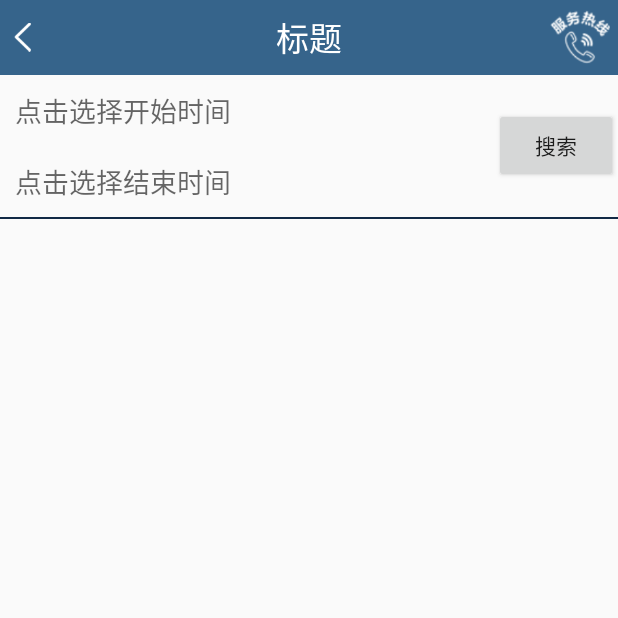
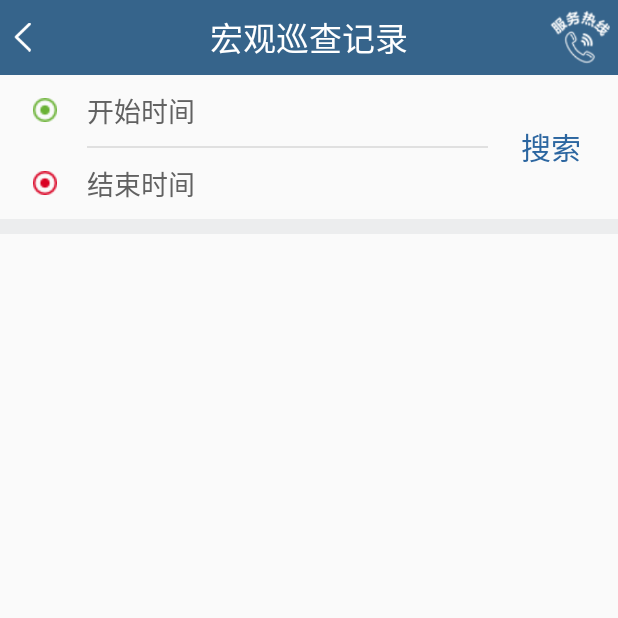
Before and after one commit to xingyufeifan/GSGDSecond, an Android app: the DisasterListActivity screen opened directly, with no data from a screen before it, on a phone screen of 412 x 824 dp, the top half of it. Run offline under Robolectric (Android 15) with nearby library versions, the phone set to English and light mode, and no system bars; our stand-ins replace ButterKnife; libraries missing offline, so code that uses them is left out: com.bigkoo.pickerview, com.blankj.utilcode, com.zhy.http; 1 statement that could not run was skipped.

Commit message:
历史记录UI

```diff
--- a/app/src/main/java/com/nandi/gsgdsecond/activity/DisasterListActivity.java
+++ b/app/src/main/java/com/nandi/gsgdsecond/activity/DisasterListActivity.java
@@ -41,6 +41,9 @@ import butterknife.ButterKnife;
 import butterknife.OnClick;
 import okhttp3.Call;
 
+/**
+ * 宏观观测已上报记录页面
+ */
 public class DisasterListActivity extends AppCompatActivity {
 
     @BindView(R.id.tv_start_time)
@@ -87,6 +90,7 @@ public class DisasterListActivity extends AppCompatActivity {
     }
 
     private void initData() {
+        tvTitle.setText("宏观巡查记录");
         disNum = getIntent().getStringExtra(Constant.DISASTER_NUMBER);
         mobile = (String) SharedUtils.getShare(context, Constant.MOBILE, "");
         progress = new ProgressDialog(context, ProgressDialog.STYLE_SPINNER);
--- a/app/src/main/java/com/nandi/gsgdsecond/adapter/DisasterUpAdapter.java
+++ b/app/src/main/java/com/nandi/gsgdsecond/adapter/DisasterUpAdapter.java
@@ -42,7 +42,7 @@ public class DisasterUpAdapter extends RecyclerView.Adapter<DisasterUpAdapter.Di
 
     @Override
     public void onBindViewHolder(DisasterUpViewHolder holder, int position) {
-        holder.tvName.setText(disasterUpInfo.get(position).getDis_name());
+//        holder.tvName.setText(disasterUpInfo.get(position).getDis_name());
         holder.tvTime.setText(disasterUpInfo.get(position).getU_time());
         holder.TvType.setText(disasterUpInfo.get(position).getMacro_data());
     }
@@ -53,11 +53,11 @@ public class DisasterUpAdapter extends RecyclerView.Adapter<DisasterUpAdapter.Di
     }
 
     class DisasterUpViewHolder extends RecyclerView.ViewHolder implements View.OnClickListener {
-        TextView tvName, tvTime, TvType;
+        TextView tvTime, TvType;
 
         DisasterUpViewHolder(View itemView) {
             super(itemView);
-            tvName = (TextView) itemView.findViewById(R.id.tv_name);
+//            tvName = (TextView) itemView.findViewById(R.id.tv_name);
             tvTime = (TextView) itemView.findViewById(R.id.tv_time);
             TvType = (TextView) itemView.findViewById(R.id.tv_type);
             itemView.setOnClickListener(this);
--- a/app/src/main/res/layout/activity_disaster.xml
+++ b/app/src/main/res/layout/activity_disaster.xml
@@ -12,27 +12,42 @@
     <LinearLayout
         android:layout_width="match_parent"
         android:layout_height="wrap_content"
+        android:paddingLeft="12dp"
+        android:paddingRight="12dp"
         android:orientation="horizontal">
 
         <LinearLayout
             android:layout_width="0dp"
             android:layout_height="wrap_content"
-            android:layout_weight="4"
+            android:layout_weight="5"
             android:orientation="vertical">
 
             <TextView
                 android:id="@+id/tv_start_time"
                 android:layout_width="match_parent"
                 android:layout_height="wrap_content"
-                android:hint="点击选择开始时间"
+                android:drawableLeft="@drawable/greendot"
+                android:drawablePadding="20dp"
+                android:hint="开始时间"
+                android:textColorHint="@color/color_solid1"
                 android:padding="10dp"
                 android:textSize="18sp" />
+
+            <TextView
+                android:layout_width="match_parent"
+                android:layout_height="1dp"
+                android:layout_marginRight="10dp"
+                android:layout_marginLeft="46dp"
+                android:background="@color/dividerColor"/>
 
             <TextView
                 android:id="@+id/tv_end_time"
                 android:layout_width="match_parent"
                 android:layout_height="wrap_content"
-                android:hint="点击选择结束时间"
+                android:drawableLeft="@drawable/reddot"
+                android:drawablePadding="20dp"
+                android:hint="结束时间"
+                android:textColorHint="@color/color_solid1"
                 android:padding="10dp"
                 android:textSize="18sp" />
         </LinearLayout>
@@ -40,23 +55,24 @@
         <Button
             android:id="@+id/btn_search"
             android:layout_width="0dp"
-            android:layout_height="50dp"
+            android:layout_height="40dp"
             android:layout_gravity="center_vertical"
             android:layout_weight="1"
-            android:src="@drawable/search"
-            android:text="搜索" />
+            android:background="@null"
+            android:text="搜索"
+            android:textColor="@color/edit_text_bg"
+            android:textSize="20sp"/>
     </LinearLayout>
 
     <TextView
         android:layout_width="match_parent"
-        android:layout_height="1dp"
-        android:background="@color/colorPrimary" />
+        android:layout_height="10dp"
+        android:background="@color/tv_bg"/>
 
     <android.support.v7.widget.RecyclerView
         android:id="@+id/rv_disaster"
         android:layout_width="match_parent"
-        android:layout_height="match_parent"
-        android:layout_marginTop="10dp">
+        android:layout_height="match_parent">
 
     </android.support.v7.widget.RecyclerView>
 </LinearLayout>
```
Also changed, not shown: app/src/main/res/layout/item_disaster_view.xml (+2 -19 lines), app/src/main/res/drawable/greendot.png (added), app/src/main/res/drawable/reddot.png (added).
